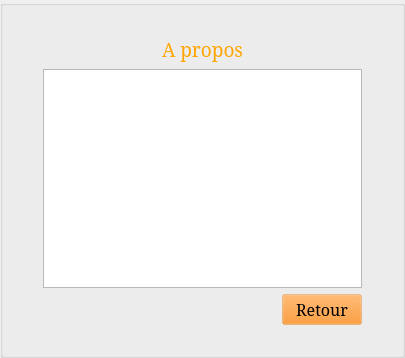
Above: StreetCar/StreetCar/CreditsOption.ui from paboccard/Projet_Prog_Jeu before the change. Below: the same form after it.
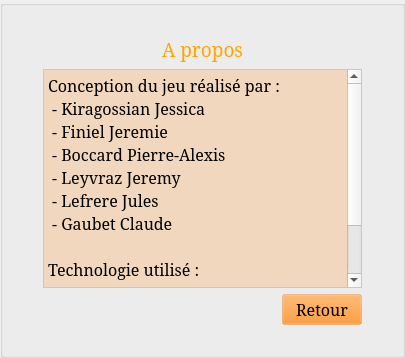
That is the form after the change. Icons and pictures are not drawn.

Commit message: ajout credits + rules

Patch:
```diff
--- a/StreetCar/StreetCar/CreditsOption.ui
+++ b/StreetCar/StreetCar/CreditsOption.ui
@@ -37,6 +37,10 @@
 	color: orange;
 }
 
+#plainTextEdit {
+	background-color: rgba(255, 128, 0, 50);
+}
+
 QPushButton {
 	background-color: rgba(255, 128, 0, 50);
 }
@@ -109,7 +113,33 @@
        </layout>
       </item>
       <item>
-       <widget class="QListView" name="listView"/>
+       <widget class="QPlainTextEdit" name="plainTextEdit">
+        <property name="enabled">
+         <bool>true</bool>
+        </property>
+        <property name="font">
+         <font>
+          <family>Serif</family>
+          <pointsize>12</pointsize>
+          <weight>50</weight>
+          <bold>false</bold>
+         </font>
+        </property>
+        <property name="plainText">
+         <string>Conception du jeu réalisé par :
+ - Kiragossian Jessica
+ - Finiel Jeremie
+ - Boccard Pierre-Alexis
+ - Leyvraz Jeremy
+ - Lefrere Jules
+ - Gaubet Claude 
+
+Technologie utilisé :
+ C++ 
+ QT creator
+</string>
+        </property>
+       </widget>
       </item>
       <item>
        <layout class="QHBoxLayout" name="horizontalLayout">
```
The commit also changes 17 other files.
